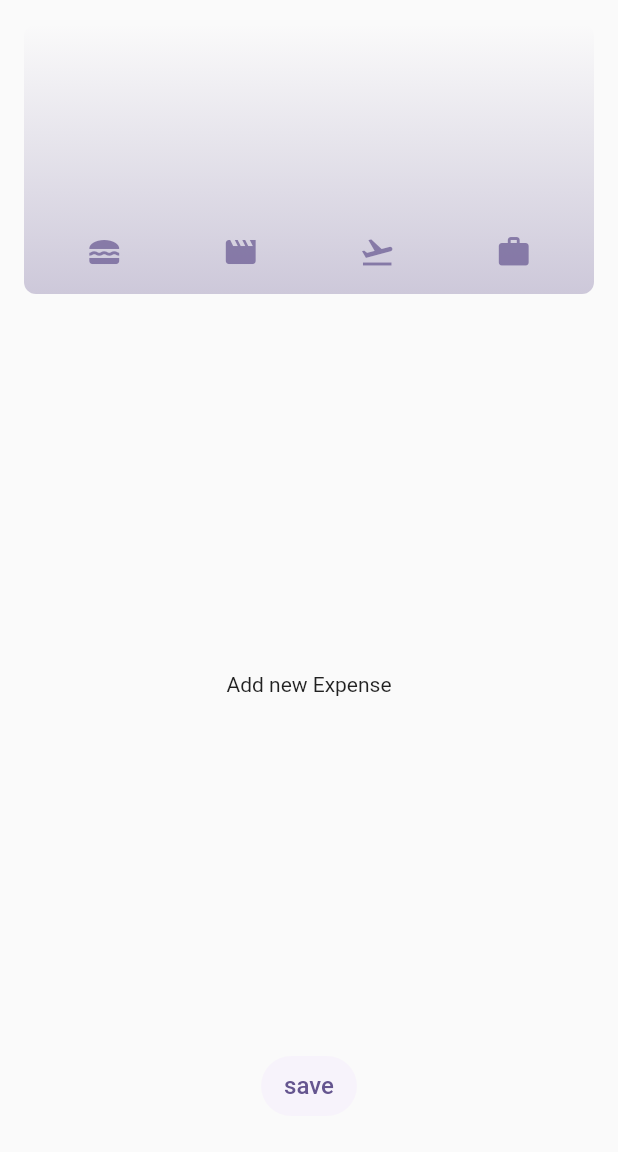
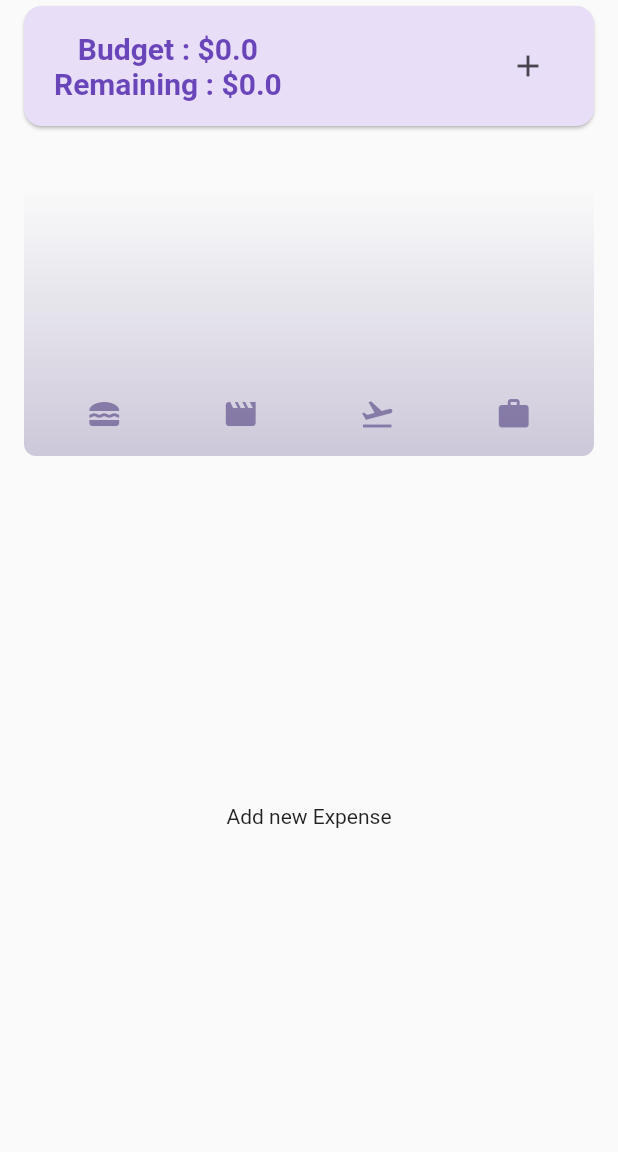
Before and after one commit to BrijeshSajeev/Flutter_Learnings, a Flutter app: the screen it shows after launch, on a phone screen of 412 x 824 dp, the part 84-1236 px from its top. Run offline on Flutter 3.47's test engine with Material 2 defaults, Android fonts, the phone set to English and light mode, and no system bars; our stand-ins replace google_fonts, shared_preferences.

Commit message:
Added Balance and Remaining

```diff
--- a/expense_tracker/lib/main.dart
+++ b/expense_tracker/lib/main.dart
@@ -1,5 +1,4 @@
 import 'package:expense_tracker/widgets/expenses.dart';
-import 'package:flutter/services.dart';
 import 'package:shared_preferences/shared_preferences.dart';
 
 import 'package:flutter/material.dart';
--- /dev/null
+++ b/expense_tracker/lib/widgets/expense_helper/balance_enquirey.dart
@@ -0,0 +1,154 @@
+import 'package:expense_tracker/models/expense_storage.dart';
+import 'package:flutter/material.dart';
+
+class BalanceEnquirey extends StatefulWidget {
+  const BalanceEnquirey(this.totalSpend, {super.key});
+  final double totalSpend;
+
+  @override
+  State<BalanceEnquirey> createState() {
+    return _BalanceEnquireyState();
+  }
+}
+
+class _BalanceEnquireyState extends State<BalanceEnquirey> {
+  var balanceSet = false;
+
+  final ExpenseStorage _expenseStorage = ExpenseStorage();
+  double balance = 0.0;
+  final _budgetController = TextEditingController();
+  @override
+  void initState() {
+    super.initState();
+    _loadBalanceToSp();
+
+    balanceSet = true;
+  }
+
+  Future<void> _saveBalanceToSP() async {
+    await _expenseStorage.saveBalance(balance);
+  }
+
+  // Function to load expenses
+  Future<void> _loadBalanceToSp() async {
+    final loadedBalance = await _expenseStorage.loadBalance();
+    setState(() {
+      balance = loadedBalance;
+    });
+  }
+
+  void _setBudget() {
+    showModalBottomSheet(
+      useSafeArea: true,
+      isScrollControlled: true,
+      context: context,
+      builder: (ctx) => budgetText(),
+    );
+  }
+
+  void _saveBalance() {
+    double? enterAmt = double.tryParse(_budgetController.text);
+
+    if (enterAmt != null) {
+      setState(() {
+        balanceSet = true;
+        balance = enterAmt;
+        _saveBalanceToSP();
+      });
+    } else {
+      showDialog(
+        context: context,
+        builder: (ctx) => AlertDialog(
+          title: const Text("Invalid Input"),
+          content: const Text('Please enter all the fields.'),
+          actions: [
+            TextButton(
+                onPressed: () {
+                  Navigator.pop(ctx);
+                },
+                child: const Text("Okey"))
+          ],
+        ),
+      );
+      return;
+    }
+    Navigator.pop(context);
+  }
+
+  Widget budgetText() {
+    final height = MediaQuery.of(context).size.height;
+    return SizedBox(
+      height: height / 2,
+      child: Padding(
+        padding: const EdgeInsets.fromLTRB(16, 16, 16, 16),
+        child: Column(
+          mainAxisAlignment: MainAxisAlignment.start,
+          children: [
+            TextField(
+              controller: _budgetController,
+              keyboardType: TextInputType.number,
+              decoration: const InputDecoration(
+                label: Text('New Budget'),
+              ),
+            ),
+            const SizedBox(
+              height: 20,
+            ),
+            TextButton(onPressed: _saveBalance, child: const Text('Save'))
+          ],
+        ),
+      ),
+    );
+  }
+
+  Widget _addBalanceWidget() => Expanded(
+        child: Row(
+          mainAxisAlignment: MainAxisAlignment.center,
+          children: [
+            IconButton(
+              onPressed: _setBudget,
+              icon: const Icon(Icons.add_comment),
+            ),
+            const Text("Set Budget")
+          ],
+        ),
+      );
+
+  @override
+  Widget build(BuildContext context) {
+    return Card(
+      child: Padding(
+        padding: const EdgeInsets.symmetric(horizontal: 20, vertical: 16),
+        child: Row(
+          children: [
+            if (!balanceSet)
+              _addBalanceWidget()
+            else
+              Column(
+                children: [
+                  Text(
+                    'Budget : \$${balance.toString()}',
+                    style: const TextStyle(
+                      fontSize: 20,
+                      fontWeight: FontWeight.bold,
+                      color: Color.fromARGB(240, 96, 59, 181),
+                    ),
+                  ),
+                  Text(
+                    'Remaining : \$${(balance - widget.totalSpend).toString()}',
+                    style: const TextStyle(
+                      fontSize: 20,
+                      fontWeight: FontWeight.bold,
+                      color: Color.fromARGB(240, 96, 59, 181),
+                    ),
+                  ),
+                ],
+              ),
+            if (balanceSet) const Spacer(),
+            IconButton(onPressed: _setBudget, icon: const Icon(Icons.add))
+          ],
+        ),
+      ),
+    );
+  }
+}
--- a/expense_tracker/lib/widgets/expenses.dart
+++ b/expense_tracker/lib/widgets/expenses.dart
@@ -1,9 +1,8 @@
-import 'dart:convert';
-import 'dart:io';
-
 import 'package:expense_tracker/models/expense.dart';
 import 'package:expense_tracker/models/expense_storage.dart';
 import 'package:expense_tracker/widgets/chart/chart.dart';
+import 'package:expense_tracker/widgets/expense_helper/balance_enquirey.dart';
+
 import 'package:expense_tracker/widgets/expense_helper/expenses_list.dart';
 import 'package:expense_tracker/widgets/new_expense.dart';
 import 'package:flutter/material.dart';
@@ -33,6 +32,8 @@ class _ExpensesState extends State<Expenses> with WidgetsBindingObserver {
     ),
   ];
 
+  double totalSpeand = 0;
+
   // Expense storage instance
   final ExpenseStorage _expenseStorage = ExpenseStorage();
 
@@ -56,11 +57,22 @@ class _ExpensesState extends State<Expenses> with WidgetsBindingObserver {
   void didChangeAppLifecycleState(AppLifecycleState state) {
     super.didChangeAppLifecycleState(state);
 
-    // Save expenses when the app is closed
+    // // Save expenses when the app is closed
     if (state == AppLifecycleState.detached ||
+        state == AppLifecycleState.inactive ||
+        state == AppLifecycleState.hidden ||
         state == AppLifecycleState.paused) {
       _saveExpenses();
     }
+  }
+
+  void totalSpendings() {
+    setState(() {
+      totalSpeand = 0;
+      for (var ele in _regeisteredExpenses) {
+        totalSpeand += ele.amount;
+      }
+    });
   }
 
   // Function to save expenses
@@ -74,11 +86,14 @@ class _ExpensesState extends State<Expenses> with WidgetsBindingObserver {
     setState(() {
       _regeisteredExpenses = loadedExpenses;
     });
+    totalSpendings();
   }
 
   void _addExpense(Expense expense) {
     setState(() {
       _regeisteredExpenses.add(expense);
+      _saveExpenses();
+      totalSpendings();
     });
   }
 
@@ -99,6 +114,7 @@ class _ExpensesState extends State<Expenses> with WidgetsBindingObserver {
             setState(
               () {
                 _regeisteredExpenses.insert(expenseIndex, expense);
+                totalSpendings();
               },
             );
           },
@@ -135,6 +151,10 @@ class _ExpensesState extends State<Expenses> with WidgetsBindingObserver {
       body: width < 600
           ? Column(
               children: [
+                BalanceEnquirey(totalSpeand),
+                const SizedBox(
+                  height: 20,
+                ),
                 Chart(expenses: _regeisteredExpenses),
                 Expanded(
                   child: _regeisteredExpenses.isNotEmpty
@@ -146,21 +166,6 @@ class _ExpensesState extends State<Expenses> with WidgetsBindingObserver {
                           child: Text('Add new Expense'),
                         ),
                 ),
-                TextButton(
-                  onPressed: () async {
-                    await _expenseStorage.saveExpenses(_regeisteredExpenses);
-                  },
-                  style: TextButton.styleFrom(
-                    backgroundColor: const Color.fromARGB(59, 239, 221, 253),
-                  ),
-                  child: const Text("save",
-                      style: TextStyle(
-                        fontSize: 16,
-                      )),
-                ),
-                const SizedBox(
-                  height: 20,
-                )
               ],
             )
           : Row(
@@ -176,12 +181,6 @@ class _ExpensesState extends State<Expenses> with WidgetsBindingObserver {
                           child: Text('Add new Expense'),
                         ),
                 ),
-                TextButton(
-                  onPressed: () async {
-                    await _expenseStorage.saveExpenses(_regeisteredExpenses);
-                  },
-                  child: const Text("save"),
-                )
               ],
             ),
     );
```
Also changed, not shown: expense_tracker/lib/models/expense_storage.dart (+17 -0 lines), 1 other file.
